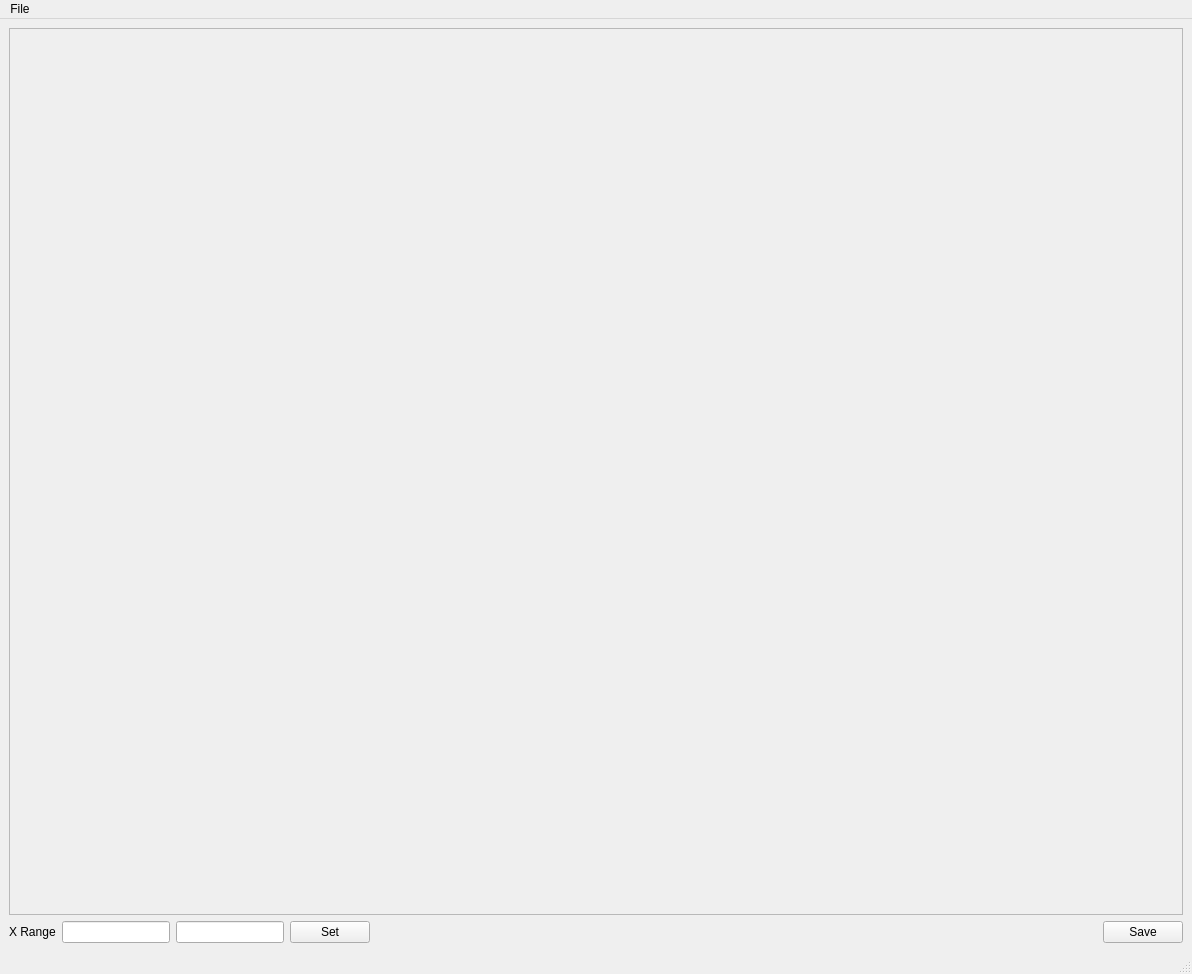
This is designer/Simple2DReductionView.ui in neutrons/PyVDrive as Qt 5 draws it before an edit. The edited form follows.
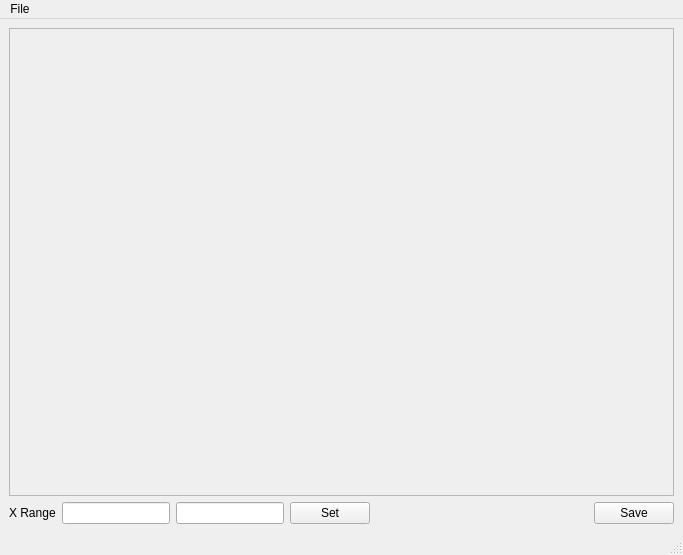
This is the edited form.

Diff of the .ui file:
```diff
--- a/designer/Simple2DReductionView.ui
+++ b/designer/Simple2DReductionView.ui
@@ -6,8 +6,8 @@
    <rect>
     <x>0</x>
     <y>0</y>
-    <width>1192</width>
-    <height>974</height>
+    <width>683</width>
+    <height>555</height>
    </rect>
   </property>
   <property name="windowTitle">
@@ -96,7 +96,7 @@
     <rect>
      <x>0</x>
      <y>0</y>
-     <width>1192</width>
+     <width>683</width>
      <height>25</height>
     </rect>
    </property>
```
Left out of the diff: 4 changed lines with no effect on the pictures.
